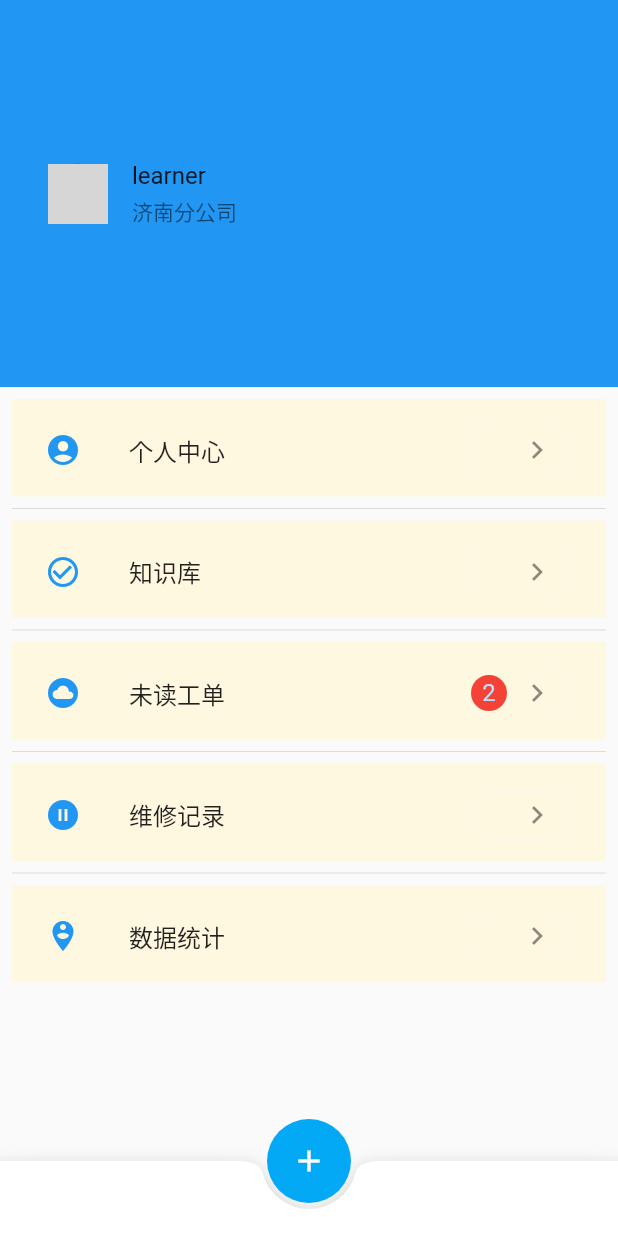
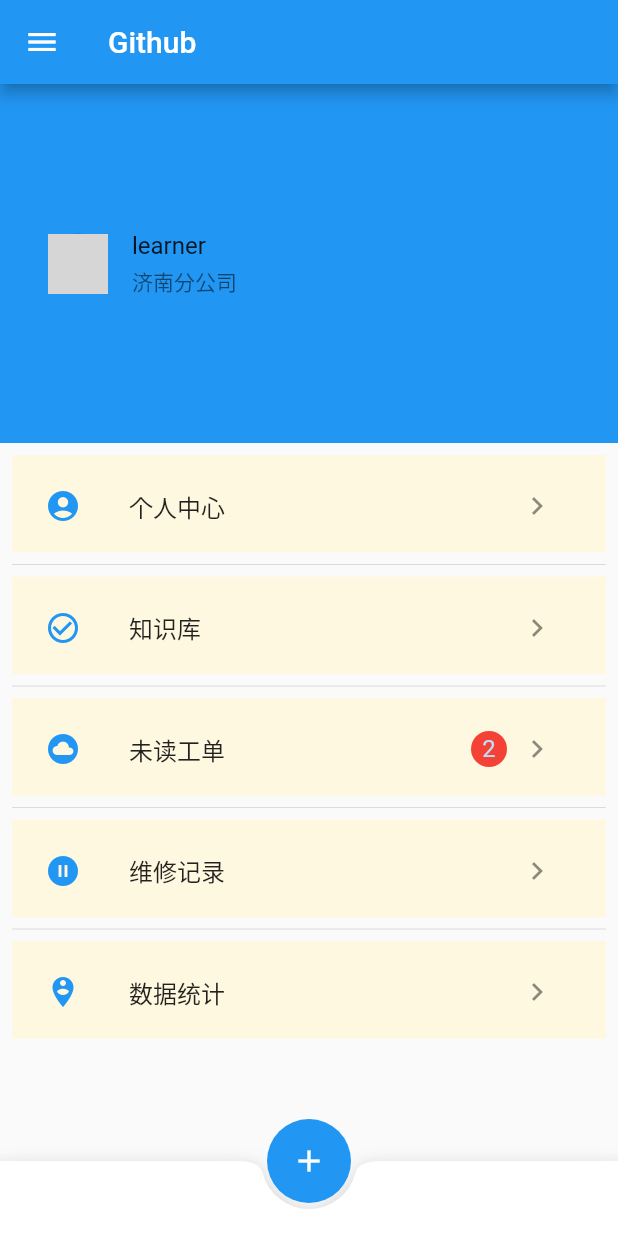
Before and after one commit to hwySensible/repair_app, a Flutter app: the screen it shows after launch, on a phone screen of 412 x 824 dp. Run offline on Flutter 3.47's test engine with Material 2 defaults, Android fonts, the phone set to English and light mode, and no system bars; our stand-ins replace cached_network_image, dio, fluttertoast, shared_preferences; missing offline and left inert: flukit; generated files the repository leaves out were written again; network calls fail; grey boxes are pictures that could not be loaded.

Commit message:
配置文件修改

```diff
--- a/lib/i10n/messages_messages.dart
+++ b/lib/i10n/messages_messages.dart
@@ -24,7 +24,7 @@ class MessageLookup extends MessageLookupByLibrary {
   static _notInlinedMessages(_) => <String, Function> {
     "auto" : MessageLookupByLibrary.simpleMessage("Auto"),
     "cancel" : MessageLookupByLibrary.simpleMessage("cancel"),
-    "home" : MessageLookupByLibrary.simpleMessage("Github"),
+    "home" : MessageLookupByLibrary.simpleMessage("qltd-repair"),
     "language" : MessageLookupByLibrary.simpleMessage("Language"),
     "login" : MessageLookupByLibrary.simpleMessage("Login"),
     "logout" : MessageLookupByLibrary.simpleMessage("logout"),
--- a/lib/i10n/messages_zh_CN.dart
+++ b/lib/i10n/messages_zh_CN.dart
@@ -24,7 +24,7 @@ class MessageLookup extends MessageLookupByLibrary {
   static _notInlinedMessages(_) => <String, Function> {
     "auto" : MessageLookupByLibrary.simpleMessage("跟随系统"),
     "cancel" : MessageLookupByLibrary.simpleMessage("取消"),
-    "home" : MessageLookupByLibrary.simpleMessage("Github客户端"),
+    "home" : MessageLookupByLibrary.simpleMessage("齐鲁交通云快修"),
     "language" : MessageLookupByLibrary.simpleMessage("语言"),
     "login" : MessageLookupByLibrary.simpleMessage("登录"),
     "logout" : MessageLookupByLibrary.simpleMessage("注销"),
--- a/lib/routes/home_page.dart
+++ b/lib/routes/home_page.dart
@@ -21,16 +21,16 @@ class _HomeRouteState extends State<HomeRoute> {
       },
       child: Icon(Icons.add),
       elevation: 0.0,
-      backgroundColor: Colors.lightBlue,
+      backgroundColor: Provider.of<ThemeModel>(context).theme,
       // shape: BeveledRectangleBorder(
       //   borderRadius: BorderRadius.circular(30.0)
       // ),
     );
 
     return Scaffold(
-      // appBar: AppBar(
-      //   title: Text(GmLocalizations.of(context).home),
-      // ),
+      appBar: AppBar(
+        title: Text(GmLocalizations.of(context).home),
+      ),
       // body: _buildBody(), // 构建主页面
       body: Container(
         child: Column(
@@ -61,7 +61,7 @@ class _HomeRouteState extends State<HomeRoute> {
    // 主页面头部分
   Widget _userInfoCard() {
     return new Container(
-      color: Colors.blue,
+      color: Provider.of<ThemeModel>(context).theme,
       child: new Column(
         mainAxisAlignment: MainAxisAlignment.center,
         children: <Widget>[
@@ -109,9 +109,9 @@ class _HomeRouteState extends State<HomeRoute> {
   // 主页面list部分
   Widget _userInfoList() {
     List<Icon> iconItems = <Icon>[
-      new Icon(Icons.account_circle,color: Colors.blue), new Icon(Icons.check_circle_outline,color: Colors.blue),
-      new Icon(Icons.cloud_circle,color: Colors.blue), new Icon(Icons.pause_circle_filled,color: Colors.blue),
-      new Icon(Icons.person_pin_circle,color: Colors.blue),
+      new Icon(Icons.account_circle,color: Provider.of<ThemeModel>(context).theme), new Icon(Icons.check_circle_outline,color: Provider.of<ThemeModel>(context).theme),
+      new Icon(Icons.cloud_circle,color: Provider.of<ThemeModel>(context).theme), new Icon(Icons.pause_circle_filled,color: Provider.of<ThemeModel>(context).theme),
+      new Icon(Icons.person_pin_circle,color: Provider.of<ThemeModel>(context).theme),
     ];
     final List<String> entries = <String>['个人中心', '知识库', '未读工单', '维修记录', '数据统计'];
     final List<int> colorCodes = <int>[50, 50, 50, 50, 50];
--- a/lib/widgets/repair/repair_send.dart
+++ b/lib/widgets/repair/repair_send.dart
@@ -1,5 +1,7 @@
 import 'package:flutter/material.dart';
 import 'package:flutter/rendering.dart';
+
+import '../../index.dart';
 
 class RepairSend extends StatelessWidget {
 
@@ -233,7 +235,7 @@ class repairBody extends StatelessWidget {
                   onPressed: () {},
                   splashColor: Colors.blueGrey,
                   textColor: Colors.white,
-                  color: Colors.blue,
+                  color: Provider.of<ThemeModel>(context).theme,
                   padding: EdgeInsets.all(8.0),
                 ),
               )
```
